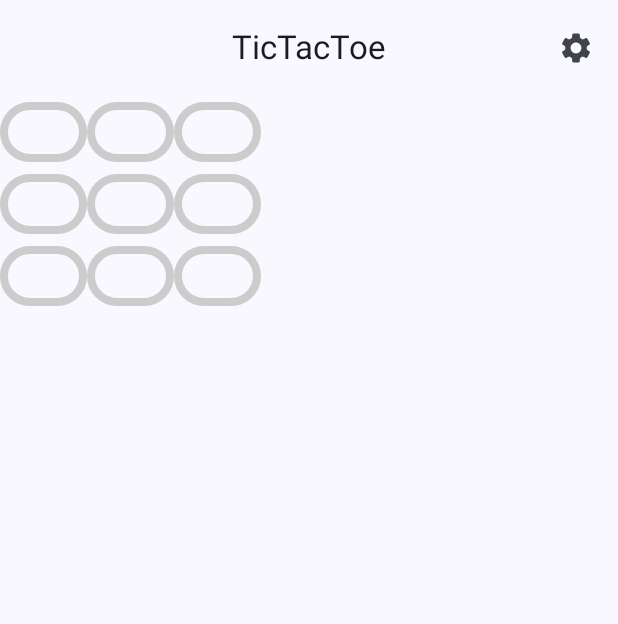
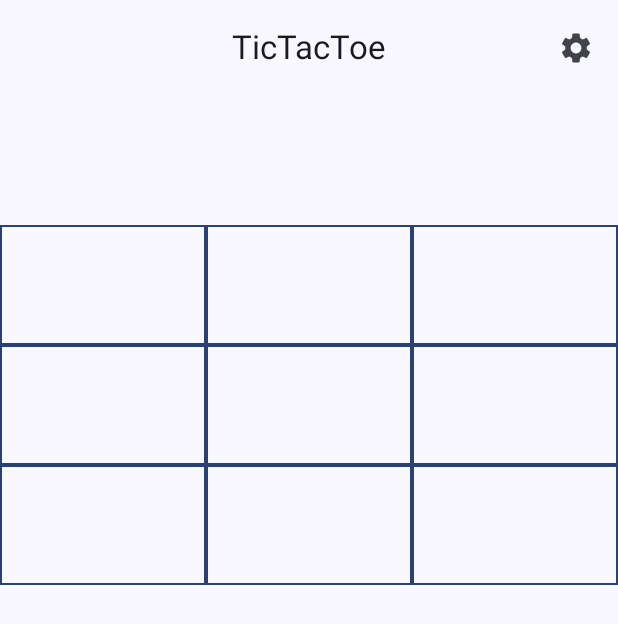
Before and after one commit to kastik/TicTacToe, an Android app built with Jetpack Compose: the screen it shows after launch (MainActivity), after a tap on "Single Player", on a phone screen of 412 x 824 dp. Shown: the top 624 px of the screen. Run offline under Robolectric (Android 15) with nearby library versions, the phone set to English and light mode, and no system bars.

Commit message:
GeneralFixes & Optimizations

```diff
--- a/app/src/main/java/com/kastik/tictactoe/MainActivity.kt
+++ b/app/src/main/java/com/kastik/tictactoe/MainActivity.kt
@@ -15,12 +15,13 @@ import androidx.compose.material3.Scaffold
 import androidx.compose.material3.Text
 import androidx.compose.runtime.Composable
 import androidx.compose.ui.Modifier
+import androidx.compose.ui.tooling.preview.Preview
 import androidx.navigation.compose.NavHost
 import androidx.navigation.compose.composable
 import androidx.navigation.compose.rememberNavController
 import com.kastik.tictactoe.screens.HomeScreen
 import com.kastik.tictactoe.ui.theme.TicTacToeTheme
-import com.kastik.tictactoe.screens.PlayScreen
+import com.kastik.tictactoe.screens.GameScreen
 import com.kastik.tictactoe.screens.AvailableScreens
 import com.kastik.tictactoe.screens.SettingsScreen
 
@@ -63,8 +64,8 @@ fun Start(){
             composable(AvailableScreens.HomeScreen.name) {
                 HomeScreen(navController)
             }
-            composable("${AvailableScreens.PlayScreen.name}/{GameType}") { NavBackStackEntry ->
-                PlayScreen(NavBackStackEntry.arguments?.getString("GameType"))
+            composable("${AvailableScreens.GameScreen.name}/{GameType}") { NavBackStackEntry ->
+                GameScreen(NavBackStackEntry.arguments?.getString("GameType"))
             }
             composable(AvailableScreens.SettingsScreen.name){
                 SettingsScreen()
@@ -72,3 +73,9 @@ fun Start(){
         }
     }
 }
+
+@Preview
+@Composable
+fun MainView() {
+    Start()
+}
--- a/app/src/main/java/com/kastik/tictactoe/screens/AvailableScreens.kt
+++ b/app/src/main/java/com/kastik/tictactoe/screens/AvailableScreens.kt
@@ -1,5 +1,5 @@
 package com.kastik.tictactoe.screens
 
 enum class AvailableScreens {
-    HomeScreen,SettingsScreen,PlayScreen
+    HomeScreen,SettingsScreen,GameScreen
 }
--- a/app/src/main/java/com/kastik/tictactoe/screens/GameScreen.kt
+++ b/app/src/main/java/com/kastik/tictactoe/screens/GameScreen.kt
@@ -1,104 +1,206 @@
 package com.kastik.tictactoe.screens
 
+import android.util.Log
 import androidx.compose.animation.AnimatedVisibility
-import androidx.compose.foundation.BorderStroke
+import androidx.compose.foundation.border
+import androidx.compose.foundation.layout.Arrangement
 import androidx.compose.foundation.layout.Column
 import androidx.compose.foundation.layout.Row
-import androidx.compose.foundation.layout.fillMaxSize
+import androidx.compose.foundation.layout.RowScope
+import androidx.compose.foundation.layout.aspectRatio
 import androidx.compose.foundation.layout.fillMaxWidth
 import androidx.compose.material3.MaterialTheme
 import androidx.compose.material3.Text
 import androidx.compose.material3.TextButton
 import androidx.compose.runtime.Composable
+import androidx.compose.runtime.remember
 import androidx.compose.ui.Modifier
 import androidx.compose.ui.graphics.Color
+import androidx.compose.ui.graphics.RectangleShape
 import androidx.compose.ui.tooling.preview.Preview
 import androidx.compose.ui.unit.dp
 import com.kastik.tictactoe.data.GameDataViewModel
 import com.kastik.tictactoe.data.GameTypes
 
 
+
 @Composable
-fun PlayScreen(mode: String?){
-    val viewModel = GameDataViewModel(mode)
-    Column(modifier=Modifier.fillMaxSize()) {
-        Row(modifier=Modifier.fillMaxWidth()) {
-            TicTacButton(
-                text =  {(viewModel::getBoardData)(0)},
-                onClick = {(viewModel::updateBoard)(0)},
-                continuePlaying = viewModel::continuePlaying
-            )
-            TicTacButton(
-                text =  {(viewModel::getBoardData)(1)},
-                onClick = {(viewModel::updateBoard)(1)},
-                continuePlaying = viewModel::continuePlaying
-            )
-            TicTacButton(
-                text =  {(viewModel::getBoardData)(2)},
-                onClick = {(viewModel::updateBoard)(2)},
-                continuePlaying = viewModel::continuePlaying
-            )
-        }
-        Row(modifier=Modifier.fillMaxWidth()) {
-            TicTacButton(
-                text =  {(viewModel::getBoardData)(3)},
-                onClick = {(viewModel::updateBoard)(3)},
-                continuePlaying = viewModel::continuePlaying
-            )
-            TicTacButton(
-                text =  {(viewModel::getBoardData)(4)},
-                onClick = {(viewModel::updateBoard)(4)},
-                continuePlaying = viewModel::continuePlaying
-            )
-            TicTacButton(
-                text =  {(viewModel::getBoardData)(5)},
-                onClick = {(viewModel::updateBoard)(5)},
-                continuePlaying = viewModel::continuePlaying
-            )
-        }
-        Row(modifier=Modifier.fillMaxWidth()) {
-            TicTacButton(
-                text =  {(viewModel::getBoardData)(6)},
-                onClick = {(viewModel::updateBoard)(6)},
-                continuePlaying = viewModel::continuePlaying
-            )
-            TicTacButton(
-                text =  {(viewModel::getBoardData)(7)},
-                onClick = {(viewModel::updateBoard)(7)},
-                continuePlaying = viewModel::continuePlaying
-            )
-            TicTacButton(
-                text =  {(viewModel::getBoardData)(8)},
-                onClick = {(viewModel::updateBoard)(8)},
-                continuePlaying = viewModel::continuePlaying
-        )
+fun GameScreen(gameMode: String?) {
+    val viewModel = GameDataViewModel(gameMode)
+    val visibility = remember { viewModel.getWinner() != null}
+    Column {
+        TicTacToeBoard(viewModel = viewModel)
+        AnimatedVisibility(visible = visibility) {
+            val winner = remember { viewModel.getWinner() }
+            Text(text = "The Winner Is $winner")
         }
     }
 
 }
 
+@Composable
+fun TicTacButton(
+    text: () -> String?,
+    onClick: () -> Unit,
+    continuePlaying: () -> Boolean,
+    modifier: Modifier
+) {
+    TextButton(
+        modifier = modifier,
+        onClick = onClick,
+        border = null,
+        shape = RectangleShape,
+        enabled = (text() == null && continuePlaying())
+        ) {
+            //AnimatedVisibility(visible = text() != null) {
+                Text(
+                    text = text().orEmpty(), style = MaterialTheme.typography.displayLarge,
+                    color =
+                    if (text().equals("X"))
+                        Color.Blue
+                    else
+                        Color.Red
+                )
+     }
+}
+
 
 @Composable
-fun TicTacButton(text: () -> String?, onClick: () -> Unit, continuePlaying: ()-> Boolean) {
+fun TicTacToeRow(
+    data1: @Composable RowScope.() -> Unit,
+    data2: @Composable RowScope.() -> Unit,
+    data3: @Composable RowScope.() -> Unit
+) {
+    Row(Modifier.fillMaxWidth(),horizontalArrangement = Arrangement.Center) {
+        data1()
+        data2()
+        data3()
+    }
+}
 
-    TextButton(
-        onClick = onClick,
-        border = BorderStroke(5.dp, Color.LightGray),
-        shape = MaterialTheme.shapes.extraLarge,
-        enabled = (text()==null && continuePlaying())
-    ) {
-        AnimatedVisibility(visible = text()!=null) {
-            Text(text = text().orEmpty())
-        }
+@Composable
+fun TicTacToeColumn(
+    data1: @Composable () -> Unit,
+    data2: @Composable () -> Unit,
+    data3: @Composable () -> Unit
+) {
+    Column(Modifier.aspectRatio(1f), verticalArrangement = Arrangement.Center) {
+        data1()
+        data2()
+        data3()
+    }
+}
 
-
-    }
-
+@Composable
+fun TicTacToeBoard(viewModel: GameDataViewModel){
+    TicTacToeColumn(
+        data1 = {
+            TicTacToeRow(
+                data1 = {
+                    TicTacButton(
+                        text = { (viewModel::getBoardData)(0) },
+                        onClick = { (viewModel::updateBoard)(0) },
+                        continuePlaying = viewModel::continuePlaying,
+                        modifier = Modifier
+                            .weight(1f)
+                            .border(1.dp, MaterialTheme.colorScheme.primary, RectangleShape)
+                    )
+                },
+                data2 = {
+                    TicTacButton(
+                        text = { (viewModel::getBoardData)(1) },
+                        onClick = { (viewModel::updateBoard)(1) },
+                        continuePlaying = viewModel::continuePlaying,
+                        modifier = Modifier
+                            .weight(1f)
+                            .border(1.dp, MaterialTheme.colorScheme.primary, RectangleShape)
+                    )
+                },
+                data3 = {
+                    TicTacButton(
+                        text = { (viewModel::getBoardData)(2) },
+                        onClick = { (viewModel::updateBoard)(2) },
+                        continuePlaying = viewModel::continuePlaying,
+                        modifier = Modifier
+                            .weight(1f)
+                            .border(1.dp, MaterialTheme.colorScheme.primary, RectangleShape)
+                    )
+                }
+            )
+        }, data2 = {
+            TicTacToeRow(
+                data1 = {
+                    TicTacButton(
+                        text = { (viewModel::getBoardData)(3) },
+                        onClick = { (viewModel::updateBoard)(3) },
+                        continuePlaying = viewModel::continuePlaying,
+                        modifier = Modifier
+                            .weight(1f)
+                            .border(1.dp, MaterialTheme.colorScheme.primary, RectangleShape)
+                    )
+                },
+                data2 = {
+                    TicTacButton(
+                        text = { (viewModel::getBoardData)(4) },
+                        onClick = { (viewModel::updateBoard)(4) },
+                        continuePlaying = viewModel::continuePlaying,
+                        modifier = Modifier
+                            .weight(1f)
+                            .border(1.dp, MaterialTheme.colorScheme.primary, RectangleShape)
+                    )
+                },
+                data3 = {
+                    TicTacButton(
+                        text = { (viewModel::getBoardData)(5) },
+                        onClick = { (viewModel::updateBoard)(5) },
+                        continuePlaying = viewModel::continuePlaying,
+                        modifier = Modifier
+                            .weight(1f)
+                            .border(1.dp, MaterialTheme.colorScheme.primary, RectangleShape)
+                    )
+                }
+            )
+        }, data3 = {
+            TicTacToeRow(
+                data1 = {
+                    TicTacButton(
+                        text = { (viewModel::getBoardData)(6) },
+                        onClick = { (viewModel::updateBoard)(6) },
+                        continuePlaying = viewModel::continuePlaying,
+                        modifier = Modifier
+                            .weight(1f)
+                            .border(1.dp, MaterialTheme.colorScheme.primary, RectangleShape)
+                    )
+                },
+                data2 = {
+                    TicTacButton(
+                        text = { (viewModel::getBoardData)(7) },
+                        onClick = { (viewModel::updateBoard)(7) },
+                        continuePlaying = viewModel::continuePlaying,
+                        modifier = Modifier
+                            .weight(1f)
+                            .border(1.dp, MaterialTheme.colorScheme.primary, RectangleShape)
+                    )
+                },
+                data3 = {
+                    TicTacButton(
+                        text = { (viewModel::getBoardData)(8) },
+                        onClick = { (viewModel::updateBoard)(8) },
+                        continuePlaying = viewModel::continuePlaying,
+                        modifier = Modifier
+                            .weight(1f)
+                            .border(1.dp, MaterialTheme.colorScheme.primary, RectangleShape)
+                    )
+                }
+            )
+        })
 
 }
 
+
 @Preview
 @Composable
-fun MyPreview(){
-    PlayScreen(GameTypes.SinglePlayer.name)
+fun MyPreview() {
+    GameScreen(GameTypes.SinglePlayer.name)
+
 }
--- a/app/src/main/java/com/kastik/tictactoe/screens/HomeScreen.kt
+++ b/app/src/main/java/com/kastik/tictactoe/screens/HomeScreen.kt
@@ -1,15 +1,20 @@
 package com.kastik.tictactoe.screens
-
 import androidx.compose.foundation.layout.Arrangement
 import androidx.compose.foundation.layout.Column
+import androidx.compose.foundation.layout.fillMaxHeight
 import androidx.compose.foundation.layout.fillMaxSize
 import androidx.compose.foundation.layout.fillMaxWidth
+import androidx.compose.foundation.layout.padding
+import androidx.compose.foundation.shape.RoundedCornerShape
 import androidx.compose.material3.Button
+import androidx.compose.material3.MaterialTheme
 import androidx.compose.material3.Text
 import androidx.compose.runtime.Composable
 import androidx.compose.ui.Alignment
 import androidx.compose.ui.Modifier
+import androidx.compose.ui.graphics.RectangleShape
 import androidx.compose.ui.tooling.preview.Preview
+import androidx.compose.ui.unit.dp
 import androidx.navigation.NavController
 import androidx.navigation.compose.rememberNavController
 import com.kastik.tictactoe.data.GameTypes
@@ -22,25 +27,37 @@ fun HomeScreen(navController: NavController){
         verticalArrangement = Arrangement.Center,
         horizontalAlignment = Alignment.CenterHorizontally){
         Button(
-            modifier = Modifier.fillMaxWidth(0.6f),
+            shape = RoundedCornerShape(10.dp),
+            modifier = Modifier
+                .padding(10.dp)
+                .fillMaxWidth(0.6f)
+                .fillMaxHeight(0.08f),
             onClick = {
-            navController.navigate("${AvailableScreens.PlayScreen}/${GameTypes.SinglePlayer.name}")
+            navController.navigate("${AvailableScreens.GameScreen}/${GameTypes.SinglePlayer.name}")
             }) {
-            Text(text = "Single Player")
+            Text(text = "Single Player" ,style=MaterialTheme.typography.bodyLarge)
         }
         Button(
-            modifier = Modifier.fillMaxWidth(0.6f),
+            shape= RoundedCornerShape(10.dp),
+            modifier = Modifier
+                .padding(10.dp)
+                .fillMaxWidth(0.6f)
+                .fillMaxHeight(0.08f),
             onClick = {
-            navController.navigate("${AvailableScreens.PlayScreen}/${GameTypes.MultiPlayer.name}")
+            navController.navigate("${AvailableScreens.GameScreen}/${GameTypes.MultiPlayer.name}")
         }) {
-            Text(text = "On Device MultiPlayer")
+            Text(text = "On Device MultiPlayer",style=MaterialTheme.typography.bodyLarge)
         }
         Button(
-            modifier = Modifier.fillMaxWidth(0.6f),
+            shape= RoundedCornerShape(10.dp),
+            modifier = Modifier
+                .padding(10.dp)
+                .fillMaxWidth(0.6f)
+                .fillMaxHeight(0.08f),
             onClick = {
-            navController.navigate("${AvailableScreens.PlayScreen}/${GameTypes.OnlineMultiPlayer.name}")
+            navController.navigate("${AvailableScreens.GameScreen}/${GameTypes.OnlineMultiPlayer.name}")
         }) {
-            Text(text = "Online MultiPlayer")
+            Text(text = "Online MultiPlayer",style=MaterialTheme.typography.bodyLarge)
         }
     }
 }
--- a/build.gradle.kts
+++ b/build.gradle.kts
@@ -3,5 +3,8 @@
 plugins {
     alias(libs.plugins.androidApplication) apply false
     alias(libs.plugins.kotlinAndroid) apply false
+    alias(libs.plugins.googleServices) apply false
+    alias(libs.plugins.crashlytics) apply false
+    alias(libs.plugins.perf) apply false
 }
 true // Needed to make the Suppress annotation work for the plugins block
```
Also changed, not shown: app/build.gradle.kts (+13 -1 lines), app/src/main/java/com/kastik/tictactoe/data/GameDataViewModel.kt (+19 -12 lines), gradle/libs.versions.toml (+12 -1 lines), gradle/wrapper/gradle-wrapper.properties.
